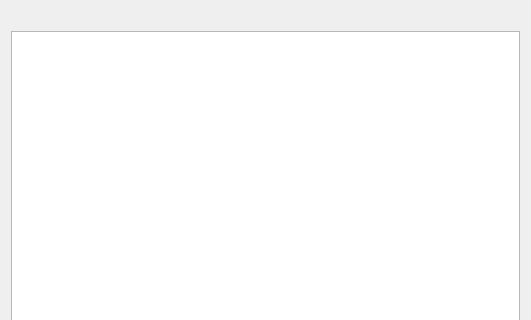
This is managerwindow.ui in elkswe/AnManager as Qt 5 draws it before an edit; both pictures show x 0 to 531 and y 0 to 320 of the 531 by 619 pixel window. The edited form follows.
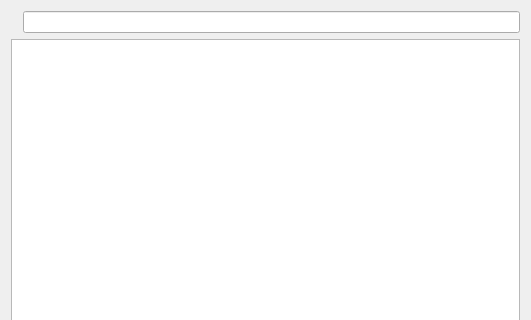
This is the edited form.

The edit to the form file:
```diff
--- a/managerwindow.ui
+++ b/managerwindow.ui
@@ -22,6 +22,32 @@
       </property>
      </layout>
     </item>
+    <item row="1" column="0">
+     <layout class="QHBoxLayout" name="horizontalLayout" stretch="0,0">
+      <property name="spacing">
+       <number>5</number>
+      </property>
+      <property name="sizeConstraint">
+       <enum>QLayout::SetDefaultConstraint</enum>
+      </property>
+      <property name="leftMargin">
+       <number>0</number>
+      </property>
+      <item>
+       <widget class="QLabel" name="curr_path_label">
+        <property name="sizePolicy">
+         <sizepolicy hsizetype="Preferred" vsizetype="Preferred">
+          <horstretch>0</horstretch>
+          <verstretch>0</verstretch>
+         </sizepolicy>
+        </property>
+       </widget>
+      </item>
+      <item>
+       <widget class="QLineEdit" name="cmd"/>
+      </item>
+     </layout>
+    </item>
     <item row="2" column="0">
      <widget class="QTableView" name="mainTableView">
       <property name="sizeAdjustPolicy">
@@ -29,16 +55,6 @@
       </property>
      </widget>
     </item>
-    <item row="1" column="0">
-     <widget class="QLabel" name="curr_path_label">
-      <property name="sizePolicy">
-       <sizepolicy hsizetype="Preferred" vsizetype="Preferred">
-        <horstretch>0</horstretch>
-        <verstretch>0</verstretch>
-       </sizepolicy>
-      </property>
-     </widget>
-    </item>
    </layout>
   </widget>
  </widget>
```
